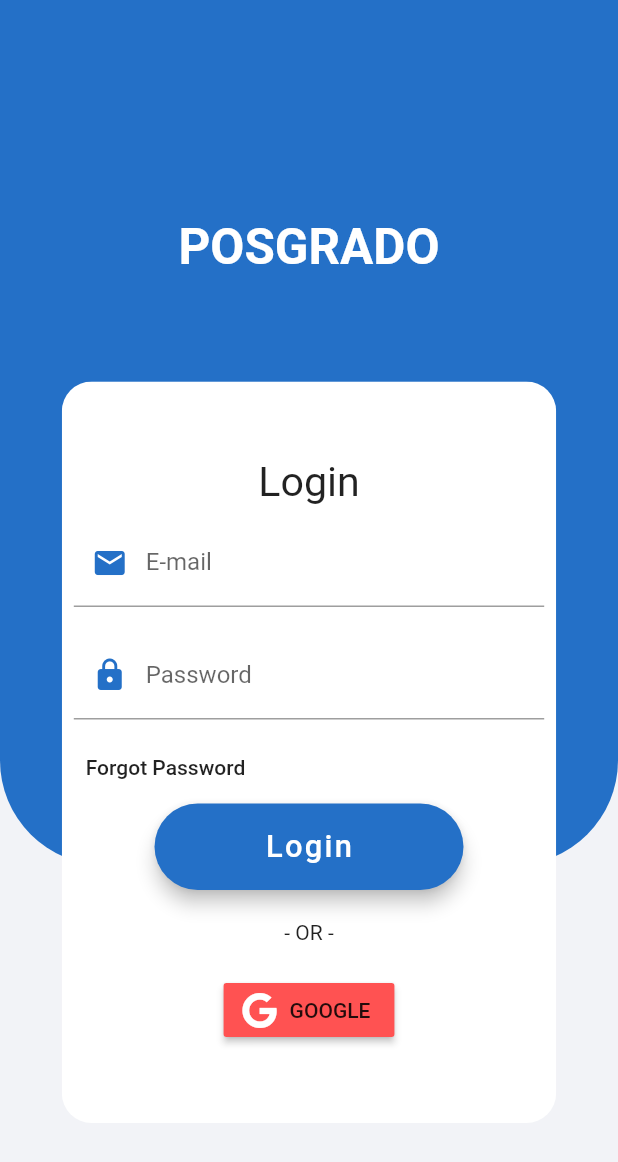
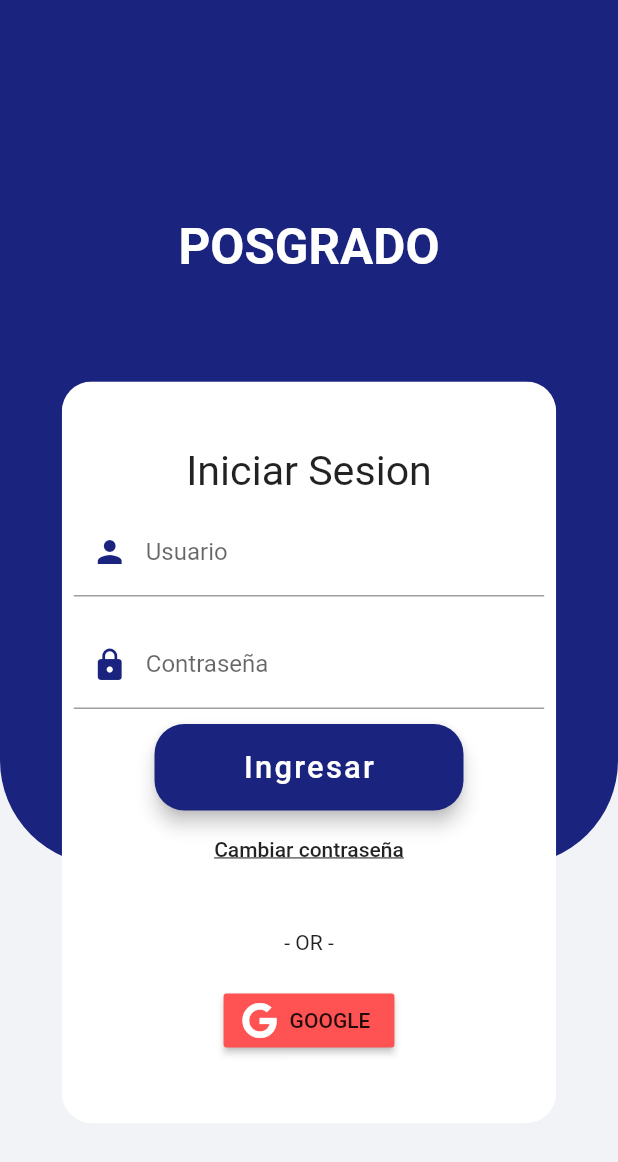
Before and after one commit to borellana96/fisi-army, a Flutter app: the screen it shows after launch, on a phone screen of 412 x 824 dp. Shown: the top 1162 px of the screen. Run offline on Flutter 3.47's test engine with Material 2 defaults, Android fonts, the phone set to English and light mode, and no system bars; our stand-ins replace firebase_auth, font_awesome_flutter, google_sign_in; accounts and stored records are empty.

Commit message:
color y diseño

```diff
--- a/lib/main.dart
+++ b/lib/main.dart
@@ -4,18 +4,21 @@ import 'package:fisi_army/pages/login_page.dart';
 import 'package:fisi_army/states/login_state.dart';
 import 'package:flutter/material.dart';
 import 'package:provider/provider.dart';
-
+import 'package:flutter/services.dart';
 
 void main() => runApp(MyApp());
 
 class MyApp extends StatelessWidget {
   // This widget is the root of your application.
   @override
+
+  @override
   Widget build(BuildContext context) {
 
     return ChangeNotifierProvider<LoginState>(
       builder: (BuildContext context) => LoginState(),
       child: MaterialApp(
+        debugShowCheckedModeBanner: false,
         title: 'Flutter Demo',
         theme: ThemeData(
           primarySwatch: Colors.blue,
--- a/lib/pages/home_page.dart
+++ b/lib/pages/home_page.dart
@@ -13,6 +13,7 @@ class _HomePageState extends State<HomePage> {
   Widget build(BuildContext context) {
   return MaterialApp(
       title: 'Welcome to Flutter',
+      debugShowCheckedModeBanner: false,
       //theme: ThemeData(primaryColor: Color.fromRGBO(20, 94, 179, 100)),
       home: Scaffold(
         appBar: AppBar(
--- a/lib/pages/login_page.dart
+++ b/lib/pages/login_page.dart
@@ -2,14 +2,14 @@ import 'package:fisi_army/states/login_state.dart';
 import 'package:flutter/material.dart';
 import 'package:font_awesome_flutter/font_awesome_flutter.dart';
 import 'package:provider/provider.dart';
-const mainColor =  Color ( 0xff2470c7 );
+
 class LoginPage extends StatefulWidget {
   @override
   _LoginPageState createState() => _LoginPageState();
 }
 
 class _LoginPageState extends State<LoginPage> {
-
+  Color mainColor =  Colors.indigo[900];
   String email, password;
   Widget _buildLogo() {
     return Row(
@@ -42,10 +42,10 @@ class _LoginPageState extends State<LoginPage> {
         },
         decoration: InputDecoration(
             prefixIcon: Icon(
-              Icons.email,
+              Icons.person,
               color: mainColor,
             ),
-            labelText: 'E-mail'),
+            labelText: 'Usuario'),
       ),
     );
   }
@@ -66,7 +66,7 @@ class _LoginPageState extends State<LoginPage> {
             Icons.lock,
             color: mainColor,
           ),
-          labelText: 'Password',
+          labelText: 'Contraseña',
         ),
       ),
     );
@@ -74,12 +74,15 @@ class _LoginPageState extends State<LoginPage> {
 
   Widget _buildForgetPasswordButton() {
     return Row(
-      mainAxisAlignment: MainAxisAlignment.start,
+      mainAxisAlignment: MainAxisAlignment.center,
       crossAxisAlignment: CrossAxisAlignment.start,
       children: <Widget>[
         FlatButton(
           onPressed: () {},
-          child: Text("Forgot Password"),
+          child: Text("Cambiar contraseña",
+          style: TextStyle(
+            decoration: TextDecoration.underline,
+          ),),
         ),
       ],
     );
@@ -92,16 +95,16 @@ class _LoginPageState extends State<LoginPage> {
         Container(
           height: 1.4 * (MediaQuery.of(context).size.height / 20),
           width: 5 * (MediaQuery.of(context).size.width / 10),
-          margin: EdgeInsets.only(bottom: 20),
+          margin: EdgeInsets.all(2.0),
           child: RaisedButton(
             elevation: 5.0,
             color: mainColor,
             shape: RoundedRectangleBorder(
-              borderRadius: BorderRadius.circular(30.0),
+              borderRadius: BorderRadius.circular(20.0),
             ),
             onPressed: () {},
             child: Text(
-              "Login",
+              "Ingresar",
               style: TextStyle(
                 color: Colors.white,
                 letterSpacing: 1.5,
@@ -186,7 +189,7 @@ class _LoginPageState extends State<LoginPage> {
                   mainAxisAlignment: MainAxisAlignment.center,
                   children: <Widget>[
                     Text(
-                      "Login",
+                      "Iniciar Sesion",
                       style: TextStyle(
                         fontSize: MediaQuery.of(context).size.height / 30,
                       ),
@@ -195,8 +198,9 @@ class _LoginPageState extends State<LoginPage> {
                 ),
                 _buildEmailRow(),
                 _buildPasswordRow(),
+                _buildLoginButton(),
                 _buildForgetPasswordButton(),
-                _buildLoginButton(),
+                SizedBox(height: 30),
                 _buildOrRow(),
                 _buildSocialBtnRow(),
               ],
```
Also changed, not shown: 1 other file.
